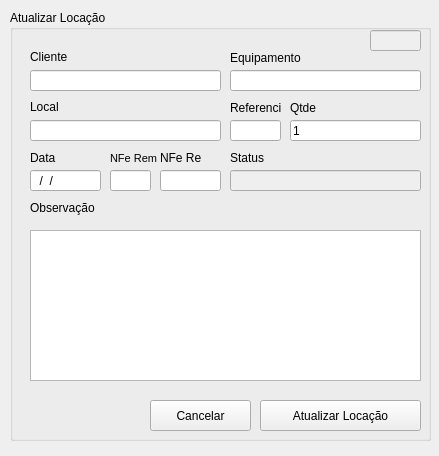
Qt form views/form_alterar_locacao.ui (andrecamposdelfino/gerenciar-locacoes) before a commit.
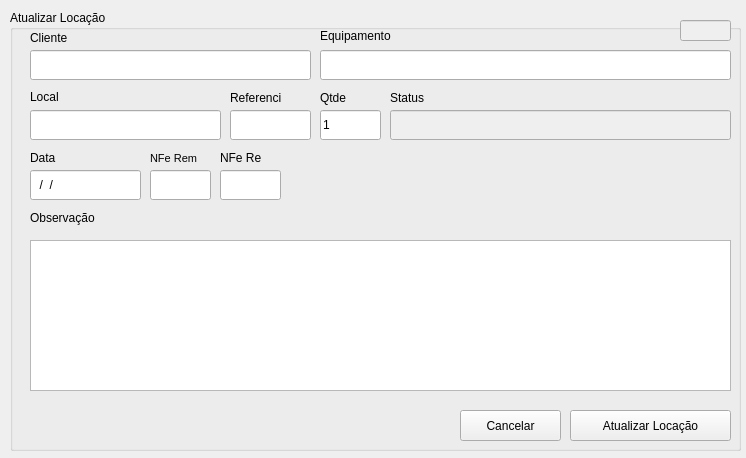
The same form after that commit. Icons and pictures are not drawn.

Patch:
```diff
--- a/views/form_alterar_locacao.ui
+++ b/views/form_alterar_locacao.ui
@@ -6,8 +6,8 @@
    <rect>
     <x>0</x>
     <y>0</y>
-    <width>439</width>
-    <height>456</height>
+    <width>746</width>
+    <height>458</height>
    </rect>
   </property>
   <property name="windowTitle">
@@ -19,8 +19,8 @@
      <rect>
       <x>10</x>
       <y>10</y>
-      <width>421</width>
-      <height>431</height>
+      <width>731</width>
+      <height>441</height>
      </rect>
     </property>
     <property name="title">
@@ -30,9 +30,9 @@
      <property name="geometry">
       <rect>
        <x>20</x>
-       <y>60</y>
-       <width>191</width>
-       <height>21</height>
+       <y>40</y>
+       <width>281</width>
+       <height>30</height>
       </rect>
      </property>
     </widget>
@@ -40,9 +40,9 @@
      <property name="geometry">
       <rect>
        <x>20</x>
-       <y>40</y>
+       <y>17</y>
        <width>47</width>
-       <height>13</height>
+       <height>21</height>
       </rect>
      </property>
      <property name="text">
@@ -52,20 +52,20 @@
     <widget class="QLineEdit" name="txtEquipamento">
      <property name="geometry">
       <rect>
-       <x>220</x>
-       <y>60</y>
-       <width>191</width>
-       <height>21</height>
+       <x>310</x>
+       <y>40</y>
+       <width>411</width>
+       <height>30</height>
       </rect>
      </property>
     </widget>
     <widget class="QLabel" name="label_2">
      <property name="geometry">
       <rect>
-       <x>220</x>
-       <y>40</y>
+       <x>310</x>
+       <y>10</y>
        <width>91</width>
-       <height>16</height>
+       <height>31</height>
       </rect>
      </property>
      <property name="text">
@@ -76,9 +76,9 @@
      <property name="geometry">
       <rect>
        <x>20</x>
-       <y>110</y>
+       <y>100</y>
        <width>191</width>
-       <height>21</height>
+       <height>30</height>
       </rect>
      </property>
     </widget>
@@ -86,7 +86,7 @@
      <property name="geometry">
       <rect>
        <x>20</x>
-       <y>90</y>
+       <y>80</y>
        <width>47</width>
        <height>13</height>
       </rect>
@@ -99,7 +99,7 @@
      <property name="geometry">
       <rect>
        <x>220</x>
-       <y>90</y>
+       <y>80</y>
        <width>51</width>
        <height>16</height>
       </rect>
@@ -112,19 +112,19 @@
      <property name="geometry">
       <rect>
        <x>220</x>
-       <y>110</y>
-       <width>51</width>
-       <height>21</height>
+       <y>100</y>
+       <width>81</width>
+       <height>30</height>
       </rect>
      </property>
     </widget>
     <widget class="QLineEdit" name="txtQtde">
      <property name="geometry">
       <rect>
-       <x>280</x>
-       <y>110</y>
-       <width>131</width>
-       <height>21</height>
+       <x>310</x>
+       <y>100</y>
+       <width>61</width>
+       <height>30</height>
       </rect>
      </property>
      <property name="text">
@@ -134,8 +134,8 @@
     <widget class="QLabel" name="label_5">
      <property name="geometry">
       <rect>
-       <x>280</x>
-       <y>90</y>
+       <x>310</x>
+       <y>80</y>
        <width>31</width>
        <height>16</height>
       </rect>
@@ -162,8 +162,8 @@
       <rect>
        <x>20</x>
        <y>160</y>
-       <width>71</width>
-       <height>21</height>
+       <width>111</width>
+       <height>30</height>
       </rect>
      </property>
      <property name="inputMask">
@@ -173,7 +173,7 @@
     <widget class="QLabel" name="label_13">
      <property name="geometry">
       <rect>
-       <x>100</x>
+       <x>140</x>
        <y>140</y>
        <width>51</width>
        <height>16</height>
@@ -191,17 +191,17 @@
     <widget class="QLineEdit" name="txtNfRem">
      <property name="geometry">
       <rect>
-       <x>100</x>
+       <x>140</x>
        <y>160</y>
-       <width>41</width>
-       <height>21</height>
+       <width>61</width>
+       <height>30</height>
       </rect>
      </property>
     </widget>
     <widget class="QLabel" name="label_21">
      <property name="geometry">
       <rect>
-       <x>150</x>
+       <x>210</x>
        <y>140</y>
        <width>41</width>
        <height>16</height>
@@ -214,10 +214,10 @@
     <widget class="QLineEdit" name="txtNfRet">
      <property name="geometry">
       <rect>
-       <x>150</x>
+       <x>210</x>
        <y>160</y>
        <width>61</width>
-       <height>21</height>
+       <height>30</height>
       </rect>
      </property>
     </widget>
@@ -275,8 +275,8 @@
     <widget class="QPushButton" name="btnAlterar">
      <property name="geometry">
       <rect>
-       <x>250</x>
-       <y>390</y>
+       <x>560</x>
+       <y>400</y>
        <width>161</width>
        <height>31</height>
       </rect>
@@ -292,8 +292,8 @@
     <widget class="QPushButton" name="btnCancelar">
      <property name="geometry">
       <rect>
-       <x>140</x>
-       <y>390</y>
+       <x>450</x>
+       <y>400</y>
        <width>101</width>
        <height>31</height>
       </rect>
@@ -310,7 +310,7 @@
      <property name="geometry">
       <rect>
        <x>20</x>
-       <y>190</y>
+       <y>200</y>
        <width>91</width>
        <height>16</height>
       </rect>
@@ -322,8 +322,8 @@
     <widget class="QLabel" name="label_23">
      <property name="geometry">
       <rect>
-       <x>220</x>
-       <y>140</y>
+       <x>380</x>
+       <y>80</y>
        <width>91</width>
        <height>16</height>
       </rect>
@@ -338,8 +338,8 @@
      </property>
      <property name="geometry">
       <rect>
-       <x>360</x>
-       <y>20</y>
+       <x>670</x>
+       <y>10</y>
        <width>51</width>
        <height>21</height>
       </rect>
@@ -351,10 +351,10 @@
      </property>
      <property name="geometry">
       <rect>
-       <x>220</x>
-       <y>160</y>
-       <width>191</width>
-       <height>21</height>
+       <x>380</x>
+       <y>100</y>
+       <width>341</width>
+       <height>30</height>
       </rect>
      </property>
     </widget>
@@ -362,8 +362,8 @@
      <property name="geometry">
       <rect>
        <x>20</x>
-       <y>220</y>
-       <width>391</width>
+       <y>230</y>
+       <width>701</width>
        <height>151</height>
       </rect>
      </property>
```
